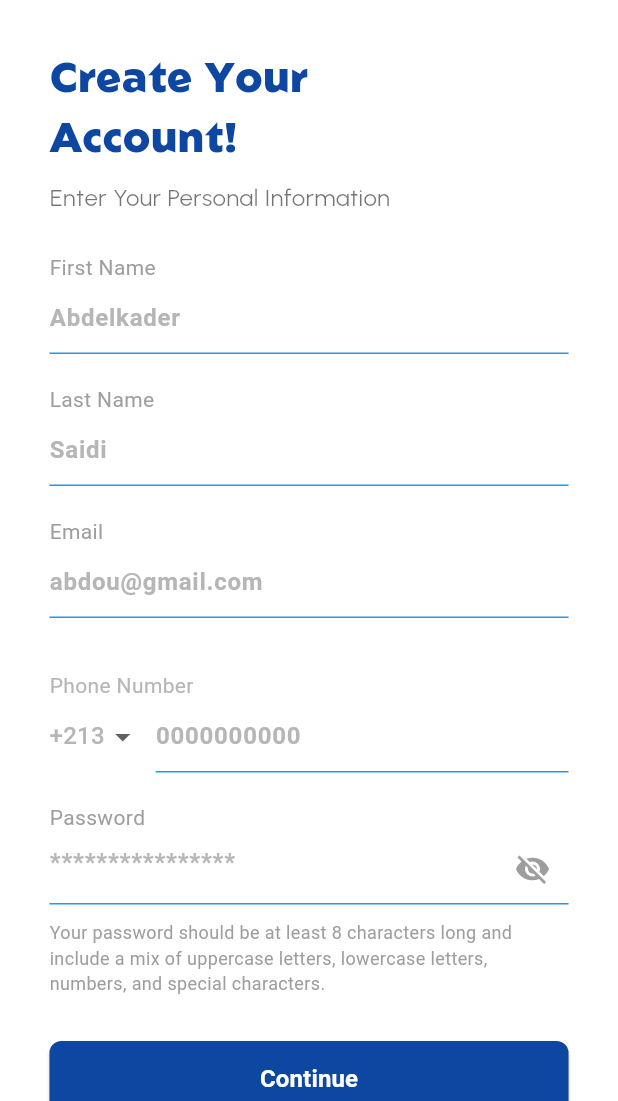
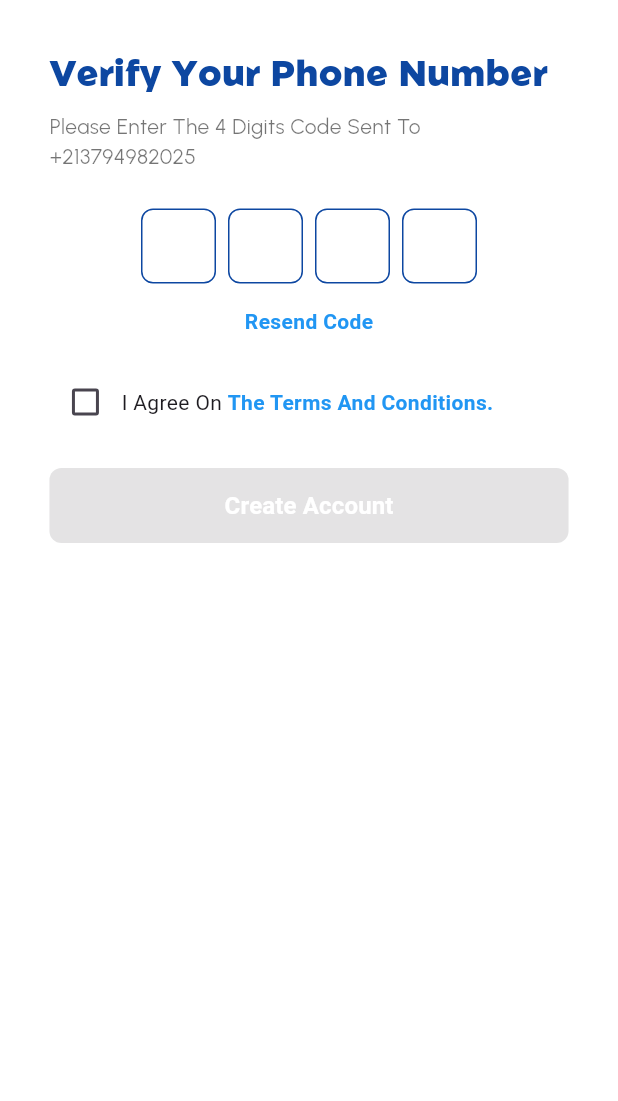
Before and after one commit to Rics-Dev/Sustainovate, a Flutter app: the screen it shows after launch, on a phone screen of 412 x 824 dp, the part 135-1236 px from its top. Run offline on Flutter 3.47's test engine with Material 3 defaults, Android fonts, the phone set to English and light mode, and no system bars; drawn by our look-alikes of pinput; our stand-ins replace device_preview, flutter_svg, google_nav_bar.

Commit message:
phone verification added

```diff
--- a/madinati/lib/main.dart
+++ b/madinati/lib/main.dart
@@ -4,11 +4,12 @@ import 'package:flutter_svg/svg.dart';
 import 'package:google_nav_bar/google_nav_bar.dart';
 import 'package:device_preview/device_preview.dart';
 import 'package:madinati/structure/login.dart';
+import 'package:madinati/structure/validation.dart';
 
 void main() {
   runApp(DevicePreview(
     enabled: true,
-    builder: (context) => const SignUpScreen(),
+    builder: (context) => const PhoneVerificationScreen(),
   ));
 }
 
--- /dev/null
+++ b/madinati/lib/structure/validation.dart
@@ -0,0 +1,135 @@
+import 'package:flutter/material.dart';
+import 'package:flutter_svg/flutter_svg.dart';
+import 'package:pinput/pinput.dart';
+
+class PhoneVerificationScreen extends StatefulWidget {
+  const PhoneVerificationScreen({super.key});
+
+  @override
+  State<PhoneVerificationScreen> createState() =>
+      _PhoneVerificationScreenState();
+}
+
+class _PhoneVerificationScreenState extends State<PhoneVerificationScreen> {
+  bool isChecked = false;
+
+  @override
+  Widget build(BuildContext context) {
+    var screenWidth = MediaQuery.of(context).size.width;
+    return MaterialApp(
+      debugShowCheckedModeBanner: false,
+      home: Scaffold(
+        backgroundColor: Colors.white,
+        body: SingleChildScrollView(
+          padding: EdgeInsets.symmetric(horizontal: screenWidth * 0.08),
+          child: Column(
+            crossAxisAlignment: CrossAxisAlignment.center,
+            children: [
+              SizedBox(height: 60),
+              Center(child: SvgPicture.asset('assets/logo.svg', height: 30)),
+              SizedBox(height: 30),
+              Align(
+                alignment: Alignment.centerLeft,
+                child: Text(
+                  'Verify Your Phone Number',
+                  style: TextStyle(
+                    fontFamily: "Geom",
+                    fontSize: 24,
+                    fontWeight: FontWeight.w800,
+                    color: Colors.blue.shade900,
+                  ),
+                ),
+              ),
+              SizedBox(height: 10),
+              Align(
+                alignment: Alignment.centerLeft,
+                child: Text(
+                  "Please Enter The 4 Digits Code Sent To\n+213794982025",
+                  style: TextStyle(
+                    color: Colors.black54,
+                    fontFamily: "Urbanist",
+                    fontSize: 14,
+                  ),
+                ),
+              ),
+              SizedBox(height: 25),
+              Pinput(
+                length: 4,
+                defaultPinTheme: PinTheme(
+                  width: 50,
+                  height: 50,
+                  textStyle: TextStyle(
+                    fontSize: 20,
+                    fontWeight: FontWeight.bold,
+                  ),
+                  decoration: BoxDecoration(
+                    border: Border.all(color: Colors.blue.shade900),
+                    borderRadius: BorderRadius.circular(8),
+                  ),
+                ),
+              ),
+              SizedBox(height: 15),
+              GestureDetector(
+                onTap: () {},
+                child: Text(
+                  "Resend Code",
+                  style: TextStyle(
+                    color: Colors.blue,
+                    fontWeight: FontWeight.bold,
+                  ),
+                ),
+              ),
+              SizedBox(height: 20),
+              Row(
+                children: [
+                  Checkbox(
+                    value: isChecked,
+                    onChanged: (bool? newValue) {
+                      setState(() {
+                        isChecked = newValue ?? false;
+                      });
+                    },
+                  ),
+                  Text("I Agree On "),
+                  GestureDetector(
+                    onTap: () {},
+                    child: Text(
+                      "The Terms And Conditions.",
+                      style: TextStyle(
+                        color: Colors.blue,
+                        fontWeight: FontWeight.bold,
+                      ),
+                    ),
+                  ),
+                ],
+              ),
+              SizedBox(height: 20),
+              SizedBox(
+                width: double.infinity,
+                height: 50,
+                child: ElevatedButton(
+                  style: ElevatedButton.styleFrom(
+                    backgroundColor: Colors.blue.shade900,
+                    shape: RoundedRectangleBorder(
+                      borderRadius: BorderRadius.circular(8),
+                    ),
+                  ),
+                  onPressed: isChecked ? () {} : null,
+                  child: Text(
+                    'Create Account',
+                    style: TextStyle(
+                      fontSize: 16,
+                      fontWeight: FontWeight.bold,
+                      color: Colors.white,
+                    ),
+                  ),
+                ),
+              ),
+              SizedBox(height: 20),
+            ],
+          ),
+        ),
+      ),
+    );
+  }
+}
--- a/madinati/pubspec.yaml
+++ b/madinati/pubspec.yaml
@@ -39,6 +39,7 @@ dependencies:
   provider: ^6.1.2
   flutter_svg: ^2.0.17
   device_preview: ^1.2.0
+  pinput: ^5.0.1
 
 dev_dependencies:
   flutter_test:
```
Also changed, not shown: madinati/pubspec.lock.
